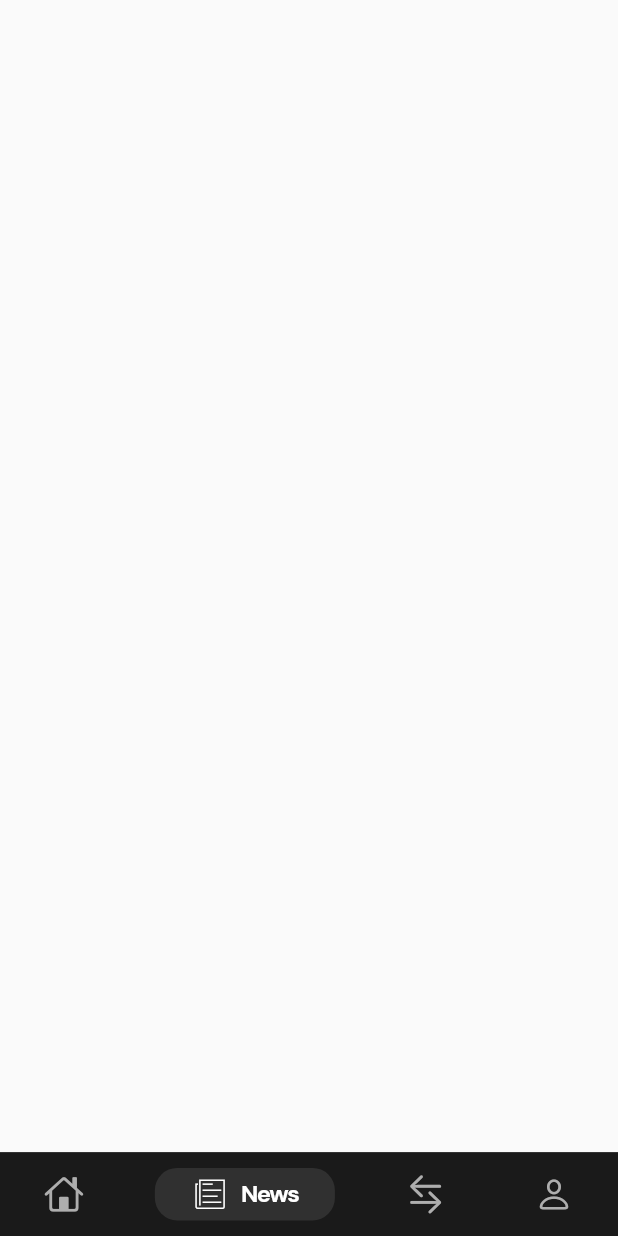
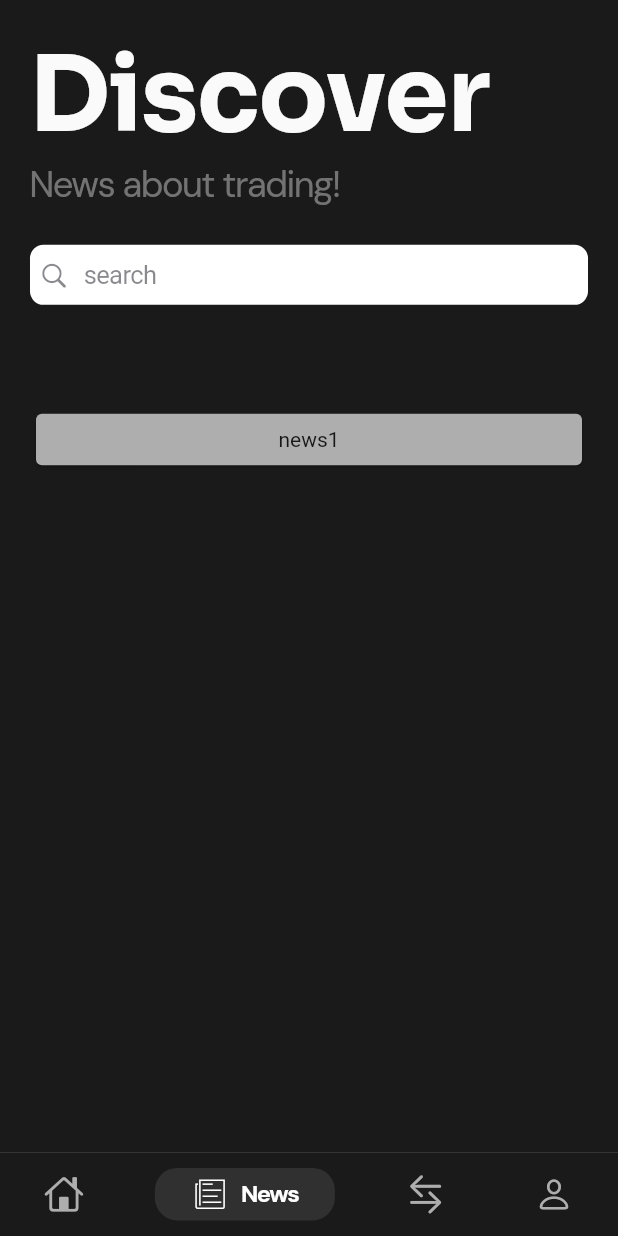
Before and after one commit to 7-USH/AutoBots_Unscript-2k23, a Flutter app: the screen it shows after launch, item 2 of the bottom bar chosen, on a phone screen of 412 x 824 dp. Run offline on Flutter 3.47's test engine with Material 2 defaults, Android fonts, the phone set to English and light mode, and no system bars; drawn by our look-alikes of persistent_bottom_nav_bar; our stand-ins replace either_dart, firebase_core, firebase_messaging, font_awesome_flutter, google_fonts, lottie and 1 more; missing offline and left inert: animated_snack_bar; accounts and stored records are empty.

Commit message:
news feature UI

```diff
--- a/frontend/lib/app/app.dart
+++ b/frontend/lib/app/app.dart
@@ -5,6 +5,7 @@ import 'package:flutter/material.dart';
 import 'package:font_awesome_flutter/font_awesome_flutter.dart';
 import 'package:persistent_bottom_nav_bar/persistent_tab_view.dart';
 import 'package:unscript_app/home/home.dart';
+import 'package:unscript_app/news/news.dart';
 import 'package:unscript_app/utils/unscript_theme.dart';
 
 class App extends StatefulWidget {
@@ -57,7 +58,7 @@ class _AppState extends State<App> {
               title: "Trade",
               textStyle: UnScriptTheme.appText(
                   size: screenWidth / 26, weight: FontWeight.bold)),
-           PersistentBottomNavBarItem(
+          PersistentBottomNavBarItem(
               icon: const Icon(
                 CupertinoIcons.person,
               ),
@@ -73,7 +74,7 @@ class _AppState extends State<App> {
                 top: BorderSide(
                     width: 0.2,
                     color: UnScriptTheme.bgTextColor2.withOpacity(0.6)))),
-        screens: [Home(), const Scaffold(), const Scaffold(), const Scaffold()],
+        screens: [Home(), NewsPage(), const Scaffold(), const Scaffold()],
         screenTransitionAnimation: const ScreenTransitionAnimation(
           animateTabTransition: true,
           curve: Curves.easeIn,
--- /dev/null
+++ b/frontend/lib/news/news.dart
@@ -0,0 +1,81 @@
+import 'package:flutter/cupertino.dart';
+import 'package:flutter/material.dart';
+import 'package:unscript_app/utils/unscript_theme.dart';
+
+class NewsPage extends StatelessWidget {
+  const NewsPage({Key? key}) : super(key: key);
+
+  @override
+  Widget build(BuildContext context) {
+    double screenWidth = MediaQuery.of(context).size.width;
+    TextEditingController _controller = TextEditingController();
+
+    return Scaffold(
+      backgroundColor: UnScriptTheme.backgroundColor,
+      body: SafeArea(
+        child: Padding(
+          padding: EdgeInsets.all(20.0),
+          child: Column(
+            crossAxisAlignment: CrossAxisAlignment.start,
+            children: [
+              Text(
+                "Discover",
+                style: UnScriptTheme.screenText(
+                    size: screenWidth / 6, weight: FontWeight.bold),
+              ),
+              Text(
+                "News about trading!",
+                style: UnScriptTheme.appText(
+                    size: screenWidth / 17,
+                    weight: FontWeight.w400,
+                    color: UnScriptTheme.bgTextColor2.withOpacity(0.6)),
+              ),
+              SizedBox(
+                height: screenWidth / 17,
+              ),
+              CupertinoSearchTextField(
+                controller: _controller,
+                padding: const EdgeInsets.all(10.0),
+                placeholder: 'search',
+                onChanged: (value) {},
+                onSubmitted: (value) {},
+                autocorrect: true,
+                backgroundColor: Colors.white,
+              ),
+              SizedBox(
+                height: screenWidth / 6,
+              ),
+              CardsOfNews(
+                screenWidth: screenWidth,
+                text: 'news1',
+              ),
+            ],
+          ),
+        ),
+      ),
+    );
+  }
+}
+
+class CardsOfNews extends StatelessWidget {
+  const CardsOfNews({
+    super.key,
+    required this.screenWidth,
+    required this.text,
+  });
+  final String text;
+  final double screenWidth;
+
+  @override
+  Widget build(BuildContext context) {
+    return Card(
+      color: UnScriptTheme.bgTextColor2,
+      child: SizedBox(
+        height: screenWidth / 12,
+        child: Center(
+          child: Text(text),
+        ),
+      ),
+    );
+  }
+}
```
